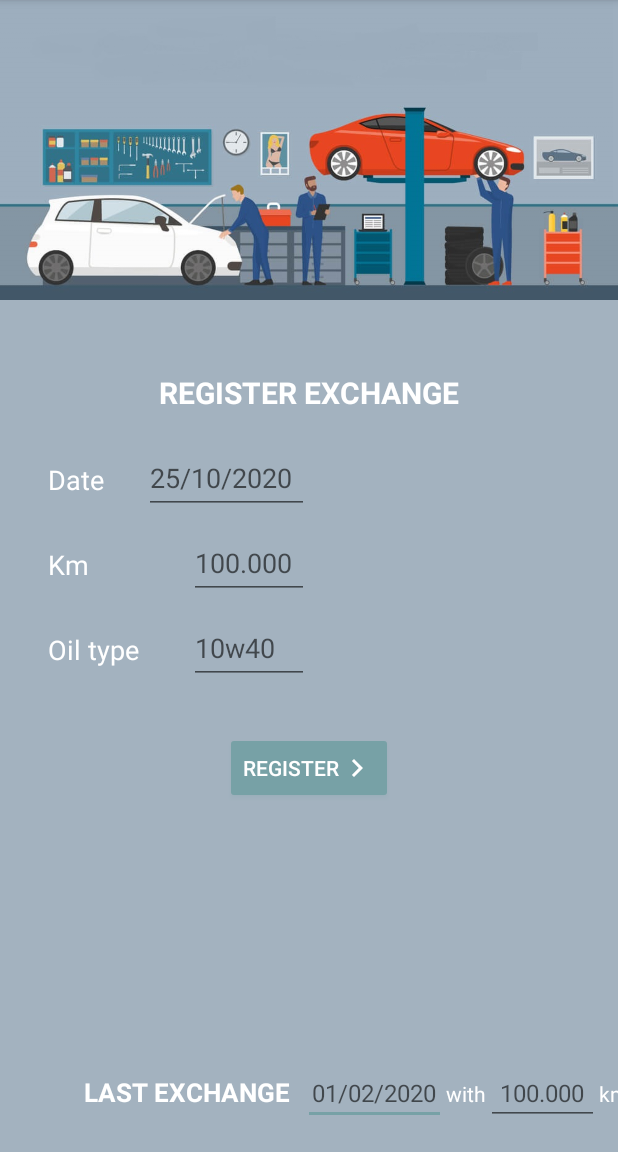
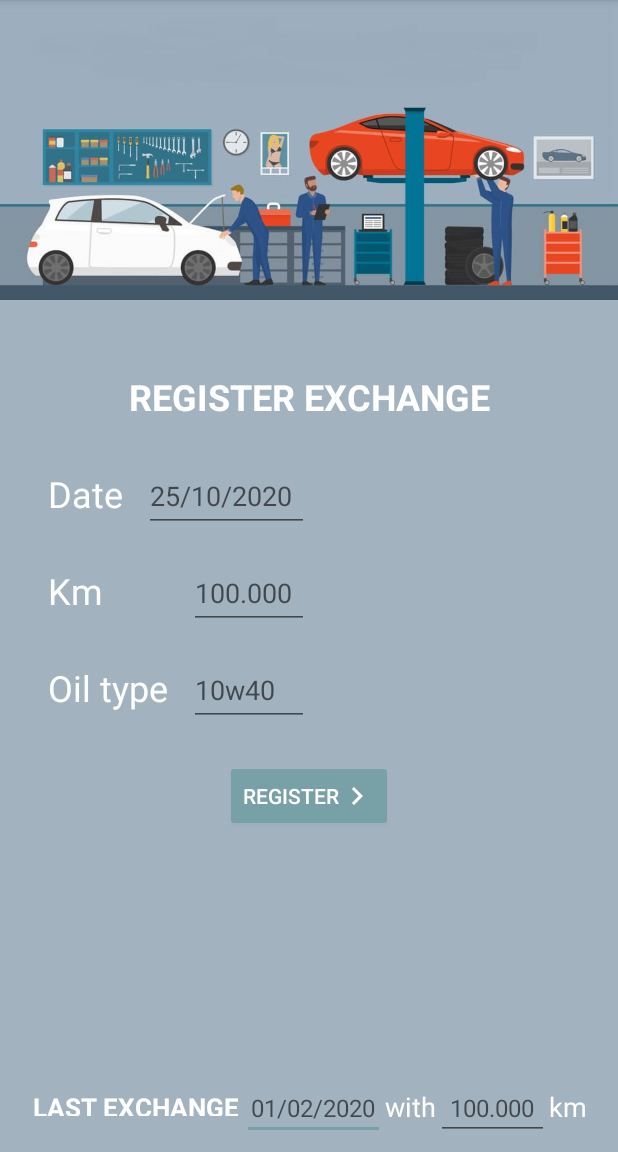
Before and after one commit to douglasgrodrigues/Android_AppChangeOil, an Android app: the screen it shows after launch (MainActivity), on a phone screen of 412 x 824 dp, the part 84-1236 px from its top. Run offline under Robolectric (Android 15) with nearby library versions, the light colour scheme and no system bars.

Commit message:
Atualizando layout (backup)

```diff
--- a/app/src/main/AndroidManifest.xml
+++ b/app/src/main/AndroidManifest.xml
@@ -9,7 +9,7 @@
         android:roundIcon="@mipmap/ic_launcher_round"
         android:supportsRtl="true"
         android:theme="@style/AppTheme">
-        <activity android:name=".MainActivity">
+        <activity android:name=".activity.MainActivity">
             <intent-filter>
                 <action android:name="android.intent.action.MAIN" />
 
--- a/app/src/main/java/com/example/changeoil/MainActivity.java
+++ b/app/src/main/java/com/example/changeoil/activity/MainActivity.java
@@ -1,4 +1,4 @@
-package com.example.changeoil;
+package com.example.changeoil.activity;
 
 import android.content.SharedPreferences;
 import android.os.Bundle;
--- a/app/src/main/res/layout/activity_main.xml
+++ b/app/src/main/res/layout/activity_main.xml
@@ -5,7 +5,7 @@
     android:layout_width="match_parent"
     android:layout_height="match_parent"
     android:background="@color/fundo_home"
-    tools:context=".MainActivity">>
+    tools:context=".activity.MainActivity">>
 
     <ImageView
         android:id="@+id/imageView2"
@@ -21,11 +21,9 @@
 
     <TextView
         android:id="@+id/textView3"
-        android:layout_width="wrap_content"
-        android:layout_height="wrap_content"
-        android:layout_marginStart="56dp"
-        android:layout_marginLeft="56dp"
-        android:layout_marginBottom="28dp"
+        android:layout_width="140dp"
+        android:layout_height="18dp"
+        android:layout_marginBottom="24dp"
         android:gravity="center"
         android:text="last exchange  "
         android:textAllCaps="true"
@@ -33,6 +31,9 @@
         android:textSize="17sp"
         android:textStyle="bold"
         app:layout_constraintBottom_toBottomOf="parent"
+        app:layout_constraintEnd_toStartOf="@+id/textData"
+        app:layout_constraintHorizontal_bias="0.5"
+        app:layout_constraintHorizontal_chainStyle="packed"
         app:layout_constraintStart_toStartOf="parent" />
 
     <EditText
@@ -43,9 +44,16 @@
         android:gravity="center"
         android:hint="01/02/2020"
         android:inputType="date"
+        android:outlineAmbientShadowColor="#F3ECEC"
+        android:outlineSpotShadowColor="#EFEDED"
+        android:shadowColor="#EFEAEA"
         android:textColor="@color/white"
+        android:textColorHighlight="#FFFFFF"
+        android:textColorLink="@color/white"
         android:textSize="16sp"
         app:layout_constraintBaseline_toBaselineOf="@+id/textView3"
+        app:layout_constraintEnd_toStartOf="@+id/textView2"
+        app:layout_constraintHorizontal_bias="0.5"
         app:layout_constraintStart_toEndOf="@+id/textView3" />
 
     <EditText
@@ -59,6 +67,8 @@
         android:textColor="@color/white"
         android:textSize="16sp"
         app:layout_constraintBaseline_toBaselineOf="@+id/textView2"
+        app:layout_constraintEnd_toStartOf="@+id/textView4"
+        app:layout_constraintHorizontal_bias="0.5"
         app:layout_constraintStart_toEndOf="@+id/textView2" />
 
     <TextView
@@ -68,7 +78,10 @@
         android:gravity="center"
         android:text="with"
         android:textColor="@color/white"
+        android:textSize="18sp"
         app:layout_constraintBaseline_toBaselineOf="@+id/textData"
+        app:layout_constraintEnd_toStartOf="@+id/textKm"
+        app:layout_constraintHorizontal_bias="0.5"
         app:layout_constraintStart_toEndOf="@+id/textData" />
 
     <TextView
@@ -78,7 +91,10 @@
         android:gravity="center"
         android:text="km"
         android:textColor="@color/white"
+        android:textSize="18sp"
         app:layout_constraintBaseline_toBaselineOf="@+id/textKm"
+        app:layout_constraintEnd_toEndOf="parent"
+        app:layout_constraintHorizontal_bias="0.5"
         app:layout_constraintStart_toEndOf="@+id/textKm" />
 
     <TextView
@@ -89,7 +105,7 @@
         android:text="Register exchange"
         android:textAllCaps="true"
         android:textColor="@color/white"
-        android:textSize="20sp"
+        android:textSize="24sp"
         android:textStyle="bold"
         app:layout_constraintEnd_toEndOf="parent"
         app:layout_constraintHorizontal_bias="0.501"
@@ -105,7 +121,7 @@
         android:layout_marginTop="32dp"
         android:text="Date"
         android:textColor="@color/white"
-        android:textSize="18sp"
+        android:textSize="24sp"
         app:layout_constraintStart_toStartOf="parent"
         app:layout_constraintTop_toBottomOf="@+id/textView5" />
 
@@ -118,7 +134,7 @@
         android:layout_marginTop="32dp"
         android:text="Km"
         android:textColor="@color/white"
-        android:textSize="18sp"
+        android:textSize="24sp"
         app:layout_constraintStart_toStartOf="parent"
         app:layout_constraintTop_toBottomOf="@+id/textView6" />
 
@@ -131,7 +147,7 @@
         android:layout_marginTop="32dp"
         android:text="Oil type"
         android:textColor="@color/white"
-        android:textSize="18sp"
+        android:textSize="24sp"
         app:layout_constraintStart_toStartOf="parent"
         app:layout_constraintTop_toBottomOf="@+id/textView7" />
 
@@ -140,22 +156,23 @@
         android:layout_width="wrap_content"
         android:layout_height="wrap_content"
         android:orientation="vertical"
-        app:layout_constraintGuide_percent="0.5" />
+        app:layout_constraintEnd_toStartOf="@+id/textView2"
+        app:layout_constraintGuide_percent="0.5"
+        app:layout_constraintHorizontal_bias="0.5"
+        app:layout_constraintStart_toEndOf="@+id/textData" />
 
     <Button
         android:id="@+id/buttonRegister"
         style="@android:style/Widget.DeviceDefault.Button.Colored"
         android:layout_width="wrap_content"
         android:layout_height="wrap_content"
-        android:layout_marginBottom="32dp"
+        android:layout_marginTop="32dp"
         android:drawableRight="@drawable/ic_seta_direta_branco"
         android:text="register"
-        app:layout_constraintBottom_toTopOf="@+id/textData"
         app:layout_constraintEnd_toEndOf="parent"
         app:layout_constraintHorizontal_bias="0.501"
         app:layout_constraintStart_toStartOf="parent"
-        app:layout_constraintTop_toBottomOf="@+id/textView8"
-        app:layout_constraintVertical_bias="0.234" />
+        app:layout_constraintTop_toBottomOf="@+id/textView8" />
 
     <com.google.android.material.textfield.TextInputLayout
         android:layout_width="110dp"
```
